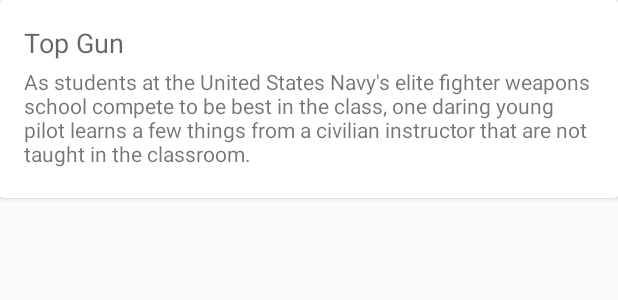
After one commit to alamkanak/Movies-JNI, an Android app: the layout item_movie.xml on its own in the app's theme, with its tools: preview values and no code run, on a phone screen of 412 x 824 dp. The commit adds this screen. Shown: the top 300 px of the screen. Run offline under Robolectric (Android 15) with nearby library versions, the phone set to English and light mode, and no system bars.

Commit message:
Create movie adapter

```diff
--- a/app/src/main/java/com/raquib/movies/MovieApplication.kt
+++ b/app/src/main/java/com/raquib/movies/MovieApplication.kt
@@ -11,9 +11,10 @@
 
 class MovieApplication : Application() {
 
-    val appModule = module {
+    private val appModule = module {
         single { JniHelper() }
         single { MovieRepository(get()) }
+        single { MovieAdapter() }
         viewModel { MovieViewModel(get<Application>(), get()) }
     }
 
--- /dev/null
+++ b/app/src/main/res/layout/item_movie.xml
@@ -0,0 +1,31 @@
+<?xml version="1.0" encoding="utf-8"?>
+<androidx.cardview.widget.CardView xmlns:android="http://schemas.android.com/apk/res/android"
+    xmlns:tools="http://schemas.android.com/tools"
+    android:layout_width="match_parent"
+    android:layout_height="wrap_content"
+    android:background="#fff">
+
+    <LinearLayout
+        android:layout_width="match_parent"
+        android:layout_height="wrap_content"
+        android:orientation="vertical"
+        android:padding="16dp">
+
+        <TextView
+            android:id="@+id/textViewTitle"
+            android:layout_width="match_parent"
+            android:layout_height="wrap_content"
+            tools:text="Top Gun"
+            android:textAppearance="@style/TextAppearance.AppCompat.Medium"
+            android:layout_marginBottom="4dp"/>
+
+        <TextView
+            android:id="@+id/textViewDescription"
+            android:layout_width="match_parent"
+            android:layout_height="wrap_content"
+            tools:text="As students at the United States Navy's elite fighter weapons school compete to be best in the class, one daring young pilot learns a few things from a civilian instructor that are not taught in the classroom."
+            android:layout_marginBottom="4dp"/>
+
+    </LinearLayout>
+
+</androidx.cardview.widget.CardView>
```
Also changed, not shown: app/src/main/java/com/raquib/movies/MovieAdapter.kt (added, +34 -0 lines), app/src/main/java/com/raquib/movies/ui/MovieFragment.kt (+19 -3 lines), app/src/main/res/layout/movie_fragment.xml (+5 -3 lines).
